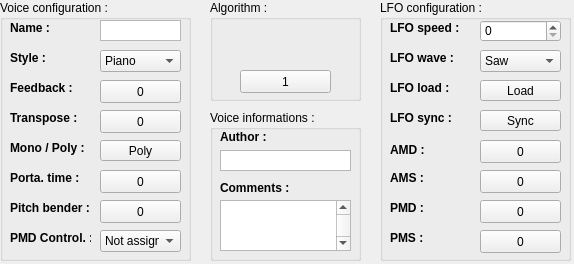
The window that interface/qvoice.ui (LasDesu/fb01editor) describes before a commit, drawn with Qt 5.
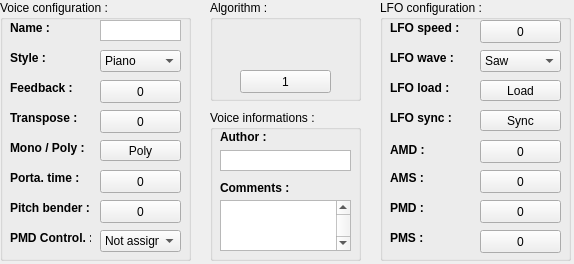
The same window after the commit. Icons and pictures are not drawn. Custom widgets are drawn as their Qt base class.

Patch:
```diff
--- a/interface/qvoice.ui
+++ b/interface/qvoice.ui
@@ -549,28 +549,6 @@
      </property>
     </item>
    </widget>
-   <widget class="QSpinBox" name="spnBox_LFOspeed">
-    <property name="geometry">
-     <rect>
-      <x>100</x>
-      <y>20</y>
-      <width>81</width>
-      <height>22</height>
-     </rect>
-    </property>
-    <property name="toolTip">
-     <string>The requested speed for the LFO</string>
-    </property>
-    <property name="minimum">
-     <number>0</number>
-    </property>
-    <property name="maximum">
-     <number>255</number>
-    </property>
-    <property name="value">
-     <number>0</number>
-    </property>
-   </widget>
    <widget class="QLabel" name="lbl_LFOspeed">
     <property name="geometry">
      <rect>
@@ -823,6 +801,25 @@
       <height>127</height>
      </size>
     </property>
+    <property name="text">
+     <string>0</string>
+    </property>
+    <property name="minValue" stdset="0">
+     <number>0</number>
+    </property>
+    <property name="maxValue" stdset="0">
+     <number>127</number>
+    </property>
+   </widget>
+   <widget class="QButton" name="but_LFOspeed">
+    <property name="geometry">
+     <rect>
+      <x>100</x>
+      <y>20</y>
+      <width>81</width>
+      <height>23</height>
+     </rect>
+    </property>
     <property name="toolTip">
      <string>The amplitude modulation</string>
     </property>
```
Left out of the diff: 120 changed lines with no effect on the pictures.
